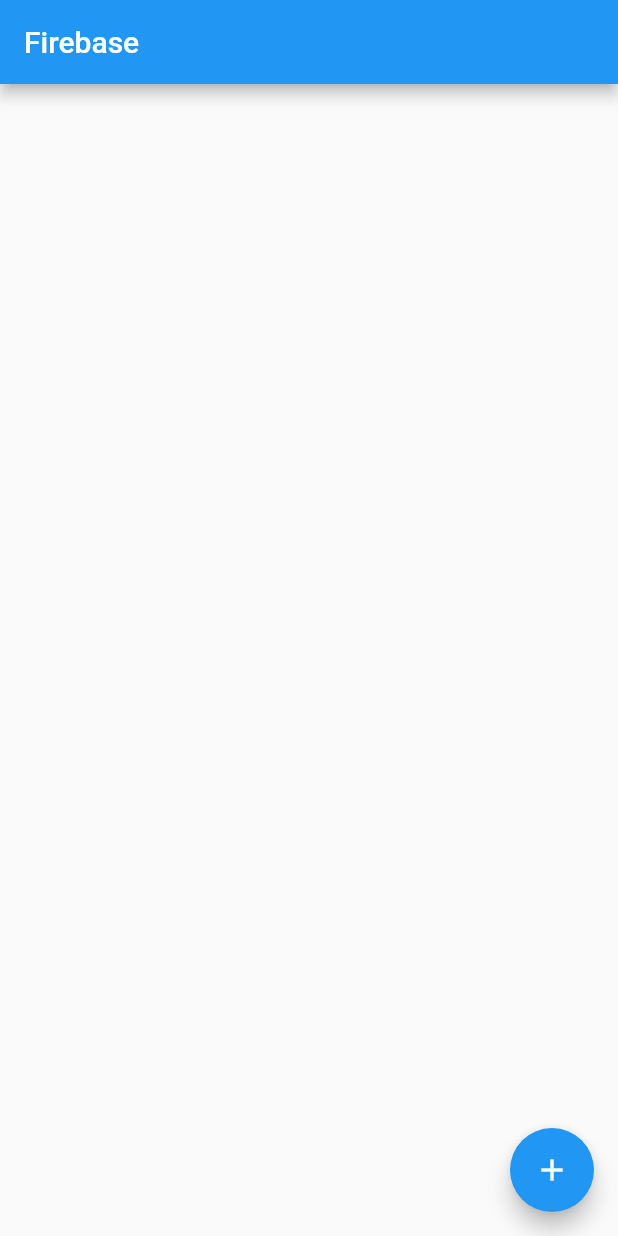
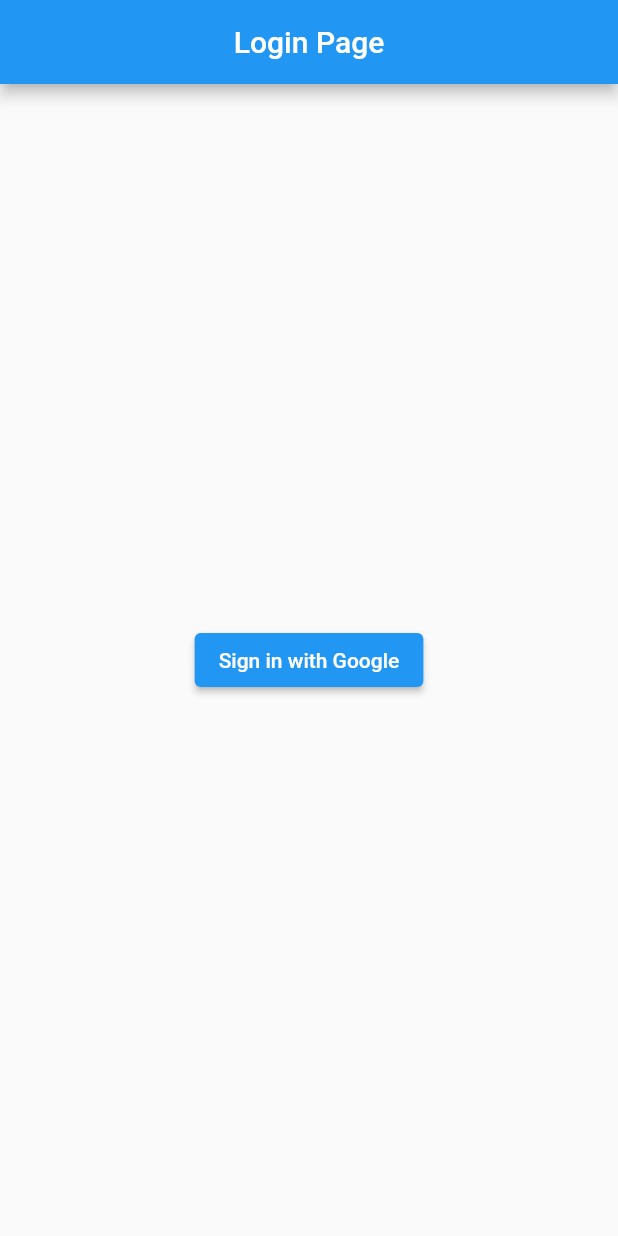
Before and after one commit to Woodlands-App-Team/WAPP, a Flutter app: the screen it shows after launch, on a phone screen of 412 x 824 dp. Run offline on Flutter 3.47's test engine with Material 2 defaults, Android fonts, the light colour scheme and no system bars; our stand-ins replace firebase_auth, firebase_core, google_sign_in; accounts and stored records are empty.

Commit message:
added google auth for sign in

```diff
--- /dev/null
+++ b/lib/homepage.dart
@@ -0,0 +1,43 @@
+import 'package:flutter/material.dart';
+import 'package:firebase_auth/firebase_auth.dart';
+import 'package:wapp/provider.dart';
+import 'package:provider/provider.dart';
+
+import './sign_in_page.dart';
+import './signed_in_page.dart';
+
+class HomePage extends StatelessWidget {
+  @override
+  Widget build(BuildContext context) {
+    return Scaffold(
+      body: StreamBuilder(
+        stream: FirebaseAuth.instance.authStateChanges(),
+        builder: (context, snapshot) {
+          if (snapshot.connectionState == ConnectionState.waiting) {
+            return Center(child: CircularProgressIndicator());
+          } else if (snapshot.hasData) {
+            final user = FirebaseAuth.instance.currentUser!;
+            if (user.email!.endsWith("@pdsb.net")) {
+              return LoggedIn();
+            } else {
+              final provider =
+                  Provider.of<GoogleSignInProvider>(context, listen: false);
+              final snackBar = SnackBar(
+                  content: Text('Please sign in with a PDSB account.'));
+              provider.delete();
+              provider.logout();
+              WidgetsBinding.instance!.addPostFrameCallback((_) {
+                ScaffoldMessenger.of(context).showSnackBar(snackBar);
+              });
+              return SignIn();
+            }
+          } else if (snapshot.hasError) {
+            return Center(child: Text("Something went wrong."));
+          } else {
+            return SignIn();
+          }
+        },
+      ),
+    );
+  }
+}
--- a/lib/main.dart
+++ b/lib/main.dart
@@ -1,52 +1,24 @@
-import 'package:cloud_firestore/cloud_firestore.dart';
 import 'package:flutter/material.dart';
+import 'package:wapp/provider.dart';
+import 'package:provider/provider.dart';
 import 'package:firebase_core/firebase_core.dart';
+
+import './homepage.dart';
 
 void main() async {
   WidgetsFlutterBinding.ensureInitialized();
   await Firebase.initializeApp();
-  runApp(MyApp());
+  runApp(ChangeNotifierProvider(
+    create: (context) => GoogleSignInProvider(),
+    child: MyApp(),
+  ));
 }
 
 class MyApp extends StatelessWidget {
-  // This widget is the root of your application.
   @override
   Widget build(BuildContext context) {
     return MaterialApp(
-      title: 'Flutter Demo',
-      theme: ThemeData(
-        primarySwatch: Colors.blue,
-      ),
-      home: Scaffold(
-        appBar: AppBar(
-          title: const Text('Firebase'),
-        ),
-        floatingActionButton: FloatingActionButton(
-          onPressed: () => FirebaseFirestore.instance
-              .collection('testing')
-              .add({'timestamp': Timestamp.fromDate(DateTime.now())}),
-          child: Icon(Icons.add),
-        ),
-        body: StreamBuilder(
-          stream: FirebaseFirestore.instance.collection('testing').snapshots(),
-          builder: (
-            BuildContext context,
-            AsyncSnapshot<QuerySnapshot> snapshot,
-          ) {
-            if (!snapshot.hasData) return const SizedBox.shrink();
-            return ListView.builder(
-              itemCount: snapshot.data.docs.length,
-              itemBuilder: (BuildContext context, int index) {
-                final docData = snapshot.data.docs[index]['timestamp'];
-                final dateTime = (docData as Timestamp).toDate();
-                return ListTile(
-                  title: Text(dateTime.toString()),
-                );
-              },
-            );
-          },
-        ),
-      ),
+      home: HomePage(),
     );
   }
 }
--- /dev/null
+++ b/lib/sign_in_page.dart
@@ -0,0 +1,25 @@
+import 'package:flutter/material.dart';
+import 'package:wapp/provider.dart';
+import 'package:provider/provider.dart';
+
+class SignIn extends StatelessWidget {
+  @override
+  Widget build(BuildContext context) {
+    return Scaffold(
+      appBar: AppBar(
+        centerTitle: true,
+        title: Text('Login Page'),
+      ),
+      body: Center(
+        child: ElevatedButton(
+          child: Text("Sign in with Google"),
+          onPressed: () {
+            final provider =
+                Provider.of<GoogleSignInProvider>(context, listen: false);
+            provider.googleLogin();
+          },
+        ),
+      ),
+    );
+  }
+}
--- a/pubspec.yaml
+++ b/pubspec.yaml
@@ -18,7 +18,7 @@
 version: 1.0.0+1
 
 environment:
-  sdk: ">=2.7.0 <3.0.0"
+  sdk: ">=2.12.0 <3.0.0"
 
 dependencies:
   flutter:
@@ -28,7 +28,8 @@
   firebase_analytics: ^8.1.2
   firebase_auth: ^2.0.0
   cloud_firestore: ^2.3.0
-
+  google_sign_in: ^5.0.4
+  provider: ^5.0.0
 
   # The following adds the Cupertino Icons font to your application.
   # Use with the CupertinoIcons class for iOS style icons.
```
Also changed, not shown: lib/provider.dart (added, +34 -0 lines), lib/signed_in_page.dart (added, +33 -0 lines), pubspec.lock, 1 other file.
